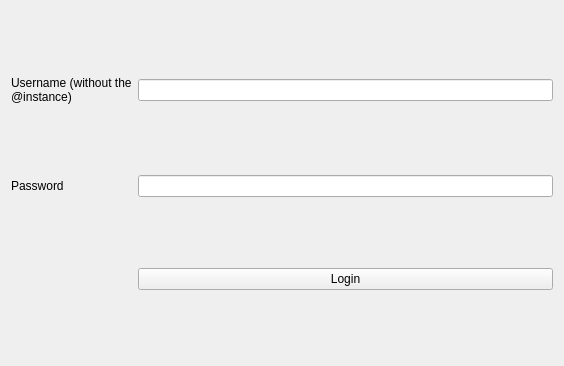
Old version of the form qml/login.ui in the repository anjandev/fedi-go.
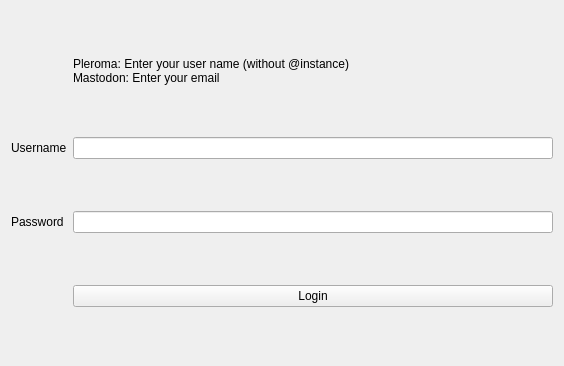
New version of the form.

Commit message: fixed mastodon auth

```diff
--- a/qml/login.ui
+++ b/qml/login.ui
@@ -14,20 +14,20 @@
    <string>Form</string>
   </property>
   <layout class="QGridLayout" name="gridLayout">
-   <item row="1" column="1">
-    <widget class="QLineEdit" name="password">
-     <property name="echoMode">
-      <enum>QLineEdit::Password</enum>
+   <item row="2" column="0">
+    <widget class="QLabel" name="label_2">
+     <property name="text">
+      <string>Password</string>
      </property>
     </widget>
    </item>
-   <item row="0" column="0">
+   <item row="1" column="0">
     <widget class="QLabel" name="label">
      <property name="acceptDrops">
       <bool>false</bool>
      </property>
      <property name="text">
-      <string>Username (without the @instance)</string>
+      <string>Username</string>
      </property>
      <property name="textFormat">
       <enum>Qt::AutoText</enum>
@@ -37,23 +37,37 @@
      </property>
     </widget>
    </item>
-   <item row="0" column="1">
-    <widget class="QLineEdit" name="username"/>
-   </item>
-   <item row="1" column="0">
-    <widget class="QLabel" name="label_2">
-     <property name="text">
-      <string>Password</string>
-     </property>
-    </widget>
-   </item>
-   <item row="2" column="1">
+   <item row="3" column="1">
     <widget class="QPushButton" name="submit">
      <property name="text">
       <string>Login</string>
      </property>
     </widget>
    </item>
+   <item row="1" column="1">
+    <widget class="QLineEdit" name="username"/>
+   </item>
+   <item row="2" column="1">
+    <widget class="QLineEdit" name="password">
+     <property name="echoMode">
+      <enum>QLineEdit::Password</enum>
+     </property>
+    </widget>
+   </item>
+   <item row="0" column="1">
+    <widget class="QLabel" name="label_3">
+     <property name="sizePolicy">
+      <sizepolicy hsizetype="Preferred" vsizetype="Maximum">
+       <horstretch>0</horstretch>
+       <verstretch>0</verstretch>
+      </sizepolicy>
+     </property>
+     <property name="text">
+      <string>Pleroma: Enter your user name (without @instance)
+Mastodon: Enter your email</string>
+     </property>
+    </widget>
+   </item>
   </layout>
  </widget>
  <resources/>
```
The commit also changes 1 other file.
